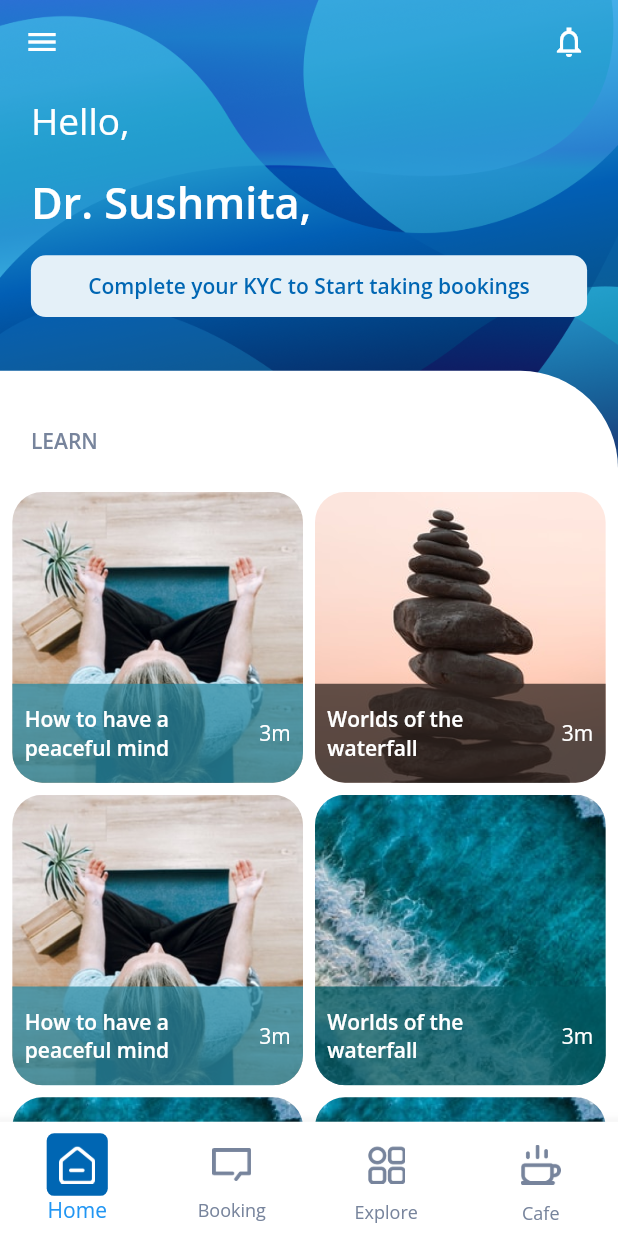
After one commit to balraj1232/mental_health, a Flutter app: the Home2 screen opened by its route, on a phone screen of 412 x 824 dp. The commit adds this screen. Run offline on Flutter 3.47's test engine with Material 2 defaults, Android fonts, the phone set to English and light mode, and no system bars; our stand-ins replace google_fonts.

Commit message:
Home Version 2

```diff
--- /dev/null
+++ b/lib/UI/Home2.dart
@@ -0,0 +1,388 @@
+import 'dart:ui';
+
+import 'package:flutter/material.dart';
+import 'package:google_fonts/google_fonts.dart';
+import 'package:mental_health/Utils/Colors.dart';
+import 'package:mental_health/Utils/SizeConfig.dart';
+
+class Home2 extends StatefulWidget {
+  const Home2({Key key}) : super(key: key);
+
+  @override
+  _Home2State createState() => _Home2State();
+}
+
+class _Home2State extends State<Home2> {
+
+  List<String> images = ['assets/bg/gridCard1.png',
+  'assets/bg/gridCard2.png',
+  'assets/bg/gridCard1.png',
+  'assets/bg/gridCard4.png','assets/bg/gridCard4.png','assets/bg/gridCard4.png'];
+
+  List<Color> colors = [Color.fromRGBO(42, 138, 163, 0.75),
+  Color.fromRGBO(48, 37, 33, 0.75),
+  Color.fromRGBO(42, 138, 163, 0.75),
+  Color.fromRGBO(0, 90, 100, 0.75),Color.fromRGBO(0, 90, 100, 0.75),Color.fromRGBO(0, 90, 100, 0.75)];
+
+  List<String> desc = ["How to have a\npeaceful mind",
+  "Worlds of the\nwaterfall",
+  "How to have a\npeaceful mind",
+  "Worlds of the\nwaterfall","Worlds of the\nwaterfall","Worlds of the\nwaterfall"];
+
+  @override
+  Widget build(BuildContext context) {
+    SizeConfig().init(context);
+    return SafeArea(child: Scaffold(
+      body: SingleChildScrollView(
+        physics: BouncingScrollPhysics(),
+        child: Column(
+          mainAxisAlignment: MainAxisAlignment.start,
+          crossAxisAlignment: CrossAxisAlignment.start,
+          children: [
+            Stack(
+              children: [
+                Container(
+                  width: SizeConfig.screenWidth,
+                  height: SizeConfig.screenHeight * 0.4,
+                  decoration: BoxDecoration(
+                    image: DecorationImage(
+                      fit: BoxFit.fitWidth,
+                      image: AssetImage('assets/bg/Frame.png'),
+                    ),
+                  ),
+                  child: Column(
+                    mainAxisAlignment: MainAxisAlignment.start,
+                    crossAxisAlignment: CrossAxisAlignment.start,
+                    children: [
+                      AppBar(
+                        backgroundColor: Colors.transparent,
+                        elevation: 0.0,
+                        actions: [
+                          Container(
+                            margin:EdgeInsets.only(right: SizeConfig.blockSizeHorizontal * 5),
+                            child: Icon(Icons.notifications_none_sharp,
+                            color: Colors.white,),
+                          ),
+                        ],
+                      ),
+                      Container(
+                        width: SizeConfig.screenWidth,
+                        alignment: Alignment.centerLeft,
+                        margin: EdgeInsets.symmetric(
+                          horizontal: SizeConfig.screenWidth * 0.05,
+                          vertical: SizeConfig.blockSizeVertical
+                        ),
+                        child: Text("Hello,",
+                        style: GoogleFonts.openSans(
+                          color: Colors.white,
+                          fontWeight: FontWeight.w400,
+                          fontSize: SizeConfig.blockSizeVertical * 3
+                        )),
+                      ),
+                      Container(
+                        width: SizeConfig.screenWidth,
+                        alignment: Alignment.centerLeft,
+                        margin: EdgeInsets.symmetric(
+                            horizontal: SizeConfig.screenWidth * 0.05,
+                            vertical: SizeConfig.blockSizeVertical
+                        ),
+                        child: Text("Dr. Sushmita,",
+                            style: GoogleFonts.openSans(
+                                color: Colors.white,
+                                fontWeight: FontWeight.w600,
+                                fontSize: SizeConfig.blockSizeVertical * 3.5
+                            )),
+                      ),
+                      InkWell(
+                        onTap: (){
+                          Navigator.of(context).pushNamed('/KYC');
+                        },
+                        child: Container(
+                          width: SizeConfig.screenWidth,
+                          height: SizeConfig.blockSizeVertical * 5,
+                          alignment: Alignment.center,
+                          margin: EdgeInsets.symmetric(
+                            horizontal: SizeConfig.screenWidth * 0.05,
+                            vertical: SizeConfig.blockSizeVertical,
+                          ),
+                          decoration: BoxDecoration(
+                            color: Color(skyBlue),
+                            borderRadius: BorderRadius.circular(10)
+                          ),
+                          child: Text("Complete your KYC to Start taking bookings",
+                          style: GoogleFonts.openSans(
+                            color: Color(backgroundColorBlue),
+                            fontWeight: FontWeight.w600
+                          ),),
+                        ),
+                      ),
+                    ],
+                  ),
+                ),
+                Container(
+                  width: SizeConfig.screenWidth,
+                  margin: EdgeInsets.only(
+                    top: SizeConfig.screenHeight * 0.3
+                  ),
+                  decoration: BoxDecoration(
+                    borderRadius: BorderRadius.only(
+                      topRight: Radius.circular(65)
+                    ),
+                    color: Colors.white
+                  ),
+                  child: Column(
+                    mainAxisAlignment: MainAxisAlignment.start,
+                    crossAxisAlignment: CrossAxisAlignment.start,
+                    children: [
+                      SizedBox(
+                        height: SizeConfig.blockSizeVertical * 3.5,
+                      ),
+                      Container(
+                        width: SizeConfig.screenWidth,
+                        alignment: Alignment.centerLeft,
+                        margin: EdgeInsets.symmetric(
+                          horizontal: SizeConfig.screenWidth * 0.05,
+                          vertical: SizeConfig.blockSizeVertical
+                        ),
+                        child: Text("LEARN",
+                        style: GoogleFonts.openSans(
+                          fontWeight: FontWeight.w600,
+                          color: Color(fontColorGray)
+                        ),),
+                      ),
+                      Container(
+                        margin: EdgeInsets.symmetric(
+                          horizontal: SizeConfig.screenWidth * 0.02,
+                          vertical: SizeConfig.blockSizeVertical * 2
+                        ),
+                        child: GridView.builder(
+                          shrinkWrap: true,
+                            physics: NeverScrollableScrollPhysics(),
+                            primary: false,
+                            gridDelegate: SliverGridDelegateWithFixedCrossAxisCount(
+                              crossAxisCount: 2,
+                              crossAxisSpacing: 8,
+                              mainAxisSpacing: 8
+                            ), itemBuilder: (BuildContext context, int index){
+                              return Container(
+                                width: SizeConfig.screenWidth * 0.4,
+                                alignment: Alignment.bottomCenter,
+                                decoration: BoxDecoration(
+                                  borderRadius: BorderRadius.circular(20),
+                                  image: DecorationImage(
+                                    image: Image.asset(images[index]).image,
+                                    fit: BoxFit.cover
+                                  ),
+                                ),
+                                child: Container(
+                                  width: SizeConfig.screenWidth,
+                                  padding: EdgeInsets.only(
+                                    left: SizeConfig.screenWidth * 0.02,
+                                    right: SizeConfig.screenWidth * 0.02
+                                  ),
+                                  height: SizeConfig.blockSizeVertical * 8,
+                                  alignment: Alignment.center,
+                                  decoration: BoxDecoration(
+                                    color: colors[index],
+                                    borderRadius: BorderRadius.only(
+                                      bottomRight: Radius.circular(20),
+                                      bottomLeft: Radius.circular(20)
+                                    )
+                                  ),
+                                  child: Row(
+                                    mainAxisAlignment: MainAxisAlignment.spaceBetween,
+                                    children: [
+                                      Text(desc[index],
+                                      style: GoogleFonts.openSans(
+                                        color: Colors.white,
+                                        fontWeight: FontWeight.w600
+                                      ),),
+                                      Text("3m",
+                                        style: GoogleFonts.openSans(
+                                            color: Colors.white,
+                                        ),),
+                                    ],
+                                  ),
+                                ),
+                              );
+                        },
+                        itemCount: images.length,),
+                      )
+                    ],
+                  ),
+                ),
+              ],
+            ),
+          ],
+        ),
+      ),
+      drawer: Drawer(
+        child: Column(
+          mainAxisAlignment: MainAxisAlignment.start,
+          crossAxisAlignment: CrossAxisAlignment.start,
+          children: [
+            Container(
+              width: SizeConfig.screenWidth,
+              height: SizeConfig.screenHeight * 0.28,
+              color: Color(backgroundColorBlue),
+              child: Column(
+                children: [
+                  Container(
+                    width: SizeConfig.screenWidth,
+                    alignment: Alignment.center,
+                    margin: EdgeInsets.only(
+                      top: SizeConfig.blockSizeVertical * 3,
+                    ),
+                    child: CircleAvatar(
+                      radius: SizeConfig.blockSizeVertical * 5,
+                      backgroundImage: AssetImage('assets/bg/profile.png'),
+                    ),
+                  ),
+                  Container(
+                    width: SizeConfig.screenWidth,
+                    alignment: Alignment.center,
+                    margin: EdgeInsets.only(
+                        top: SizeConfig.blockSizeVertical * 2
+                    ),
+                    child: Text("Sushmita Sinha",
+                      style: GoogleFonts.openSans(
+                          color: Colors.white,
+                          fontWeight: FontWeight.bold,
+                          fontSize: SizeConfig.blockSizeVertical * 2
+                      ),),
+                  ),
+                  Container(
+                    width: SizeConfig.screenWidth,
+                    alignment: Alignment.center,
+                    margin: EdgeInsets.only(
+                      top: SizeConfig.blockSizeVertical * 1.5,
+                    ),
+                    child: Text("Complete your profile (60%)",
+                      style: GoogleFonts.openSans(
+                        color: Colors.white,
+                        fontSize: SizeConfig.blockSizeVertical * 1.5,
+                      ),),
+                  ),
+                  Container(
+                    width: SizeConfig.screenWidth,
+                    alignment: Alignment.center,
+                    margin: EdgeInsets.only(
+                      top: SizeConfig.blockSizeVertical * 1.5,
+                      left: SizeConfig.screenWidth * 0.2,
+                      right: SizeConfig.screenWidth * 0.2,
+                    ),
+                    child: LinearProgressIndicator(
+                      backgroundColor: Color(midnightBlue),
+                      valueColor: AlwaysStoppedAnimation<Color>(Colors.white),
+                      value: 0.6,
+                    ),
+                  ),
+                ],
+              ),
+            ),
+            SizedBox(
+              height: SizeConfig.blockSizeVertical * 3,
+            ),
+            ListTile(
+              title: Text("My Profile"),
+              leading: ImageIcon(Image.asset('assets/icons/user.png').image),
+              onTap: (){
+                Navigator.of(context).pushNamed('/MyProfile');
+              },
+            ),
+            ListTile(
+              title: Text("My Availability"),
+              leading: ImageIcon(Image.asset('assets/icons/availability.png').image),
+            ),
+            ListTile(
+              title: Text("My Content"),
+              leading: ImageIcon(Image.asset('assets/icons/content.png').image),
+              onTap: (){
+                Navigator.of(context).pushNamed('/MyContent');
+              },
+            ),
+            ListTile(
+              title: Text("Assessments"),
+              leading: ImageIcon(Image.asset('assets/icons/assessments.png').image),
+            ),
+            ListTile(
+              title: Text("Payments"),
+              leading: ImageIcon(Image.asset('assets/icons/payment.png').image),
+            ),
+            ListTile(
+              title: Text("Help"),
+              leading: ImageIcon(Image.asset('assets/icons/help.png').image),
+            ),
+            ListTile(
+              title: Text("About SAL"),
+              leading: ImageIcon(Image.asset('assets/icons/about.png').image),
+            ),
+            ListTile(
+              title: Text("Settings"),
+              leading: ImageIcon(Image.asset('assets/icons/settings.png').image),
+            ),
+          ],
+        ),
+      ),
+      bottomNavigationBar: BottomNavigationBar(
+        backgroundColor: Colors.white,
+        showUnselectedLabels: true,
+        currentIndex: 0,
+        unselectedItemColor: Color(fontColorGray),
+        selectedLabelStyle: GoogleFonts.openSans(
+          color: Color(backgroundColorBlue),
+        ),
+        unselectedLabelStyle: GoogleFonts.openSans(
+            color: Color(fontColorGray)
+        ),
+        type: BottomNavigationBarType.fixed,
+        items: [
+          BottomNavigationBarItem(icon: Container(child:
+          Image.asset('assets/icons/nav home.png',
+            color: Colors.white,
+            scale: SizeConfig.blockSizeVertical * 0.4,),
+            decoration: BoxDecoration(
+                color: Color(backgroundColorBlue),
+                shape: BoxShape.rectangle,
+                borderRadius: BorderRadius.circular(5)
+            ),
+            padding: EdgeInsets.all(SizeConfig.blockSizeVertical),),
+              label: "Home"),
+          BottomNavigationBarItem(icon: Container(child:
+          Image.asset('assets/icons/nav booking.png',
+            color: Color(fontColorGray),
+            scale: SizeConfig.blockSizeVertical * 0.4,),
+            decoration: BoxDecoration(
+                color: Colors.white,
+                shape: BoxShape.rectangle,
+                borderRadius: BorderRadius.circular(5)
+            ),
+            padding: EdgeInsets.all(SizeConfig.blockSizeVertical),),
+              label: "Booking"),
+          BottomNavigationBarItem(icon: Container(child:
+          Image.asset('assets/icons/nav explore.png',
+            scale: SizeConfig.blockSizeVertical * 0.4,),
+            decoration: BoxDecoration(
+                color: Colors.white,
+                shape: BoxShape.rectangle,
+                borderRadius: BorderRadius.circular(5)
+            ),
+            padding: EdgeInsets.all(SizeConfig.blockSizeVertical),),
+              label: "Explore"),
+          BottomNavigationBarItem(icon: Container(child:
+          Image.asset('assets/icons/nav cafe.png',
+            scale: SizeConfig.blockSizeVertical * 0.4,),
+            decoration: BoxDecoration(
+                color: Colors.white,
+                shape: BoxShape.rectangle,
+                borderRadius: BorderRadius.circular(5)
+            ),
+            padding: EdgeInsets.all(SizeConfig.blockSizeVertical),),
+              label: "Cafe"),
+
+        ],
+
+      ),
+    ));
+  }
+}
--- a/lib/UI/Price5.dart
+++ b/lib/UI/Price5.dart
@@ -22,7 +22,7 @@ class _Price5State extends State<Price5> {
             Center(
               child: InkWell(
                 onTap: (){
-                  Navigator.of(context).pushNamed('/Cafe1');
+                  Navigator.of(context).pushNamed('/Home2');
                 },
                 splashColor: Colors.transparent,
                 highlightColor: Colors.transparent,
--- a/lib/Utils/Colors.dart
+++ b/lib/Utils/Colors.dart
@@ -3,3 +3,4 @@ int copyrightTextColor = 0XFFE5E5E5;
 int fontColorGray = 0XFF77849C;
 int fontColorSteelGrey = 0XFF445066;
 int midnightBlue = 0XFF001736;
+int skyBlue = 0XFFE4F0F8;
--- a/lib/main.dart
+++ b/lib/main.dart
@@ -2,6 +2,7 @@ import 'package:flutter/material.dart';
 import 'package:mental_health/UI/Cafe1.dart';
 import 'package:mental_health/UI/Cafe2.dart';
 import 'package:mental_health/UI/Cafe3.dart';
+import 'package:mental_health/UI/Home2.dart';
 import 'package:mental_health/UI/Info%203.dart';
 import 'package:mental_health/UI/Info1.dart';
 import 'package:mental_health/UI/Info2.dart';
@@ -52,6 +53,7 @@ class MentalHealth extends StatelessWidget {
         '/CancelAppointment' : (context)=> CancelAppointment(),
         '/MyProfile' : (context)=> MyProfile(),
         '/MyContent' : (context)=> MyContent(),
+        '/Home2' : (context)=> Home2(),
 
       },
     );
--- a/pubspec.yaml
+++ b/pubspec.yaml
@@ -74,6 +74,10 @@ flutter:
     - assets/bg/my profile bg.png
     - assets/bg/circle.png
     - assets/icons/star.png
+    - assets/bg/gridCard1.png
+    - assets/bg/gridCard2.png
+    - assets/bg/gridCard3.png
+    - assets/bg/gridCard4.png
   # An image asset can refer to one or more resolution-specific "variants", see
   # https://flutter.dev/assets-and-images/#resolution-aware.
 
```
Also changed, not shown: assets/bg/gridCard1.png (added), assets/bg/gridCard2.png (added), assets/bg/gridCard3.png (added), assets/bg/gridCard4.png (added).
